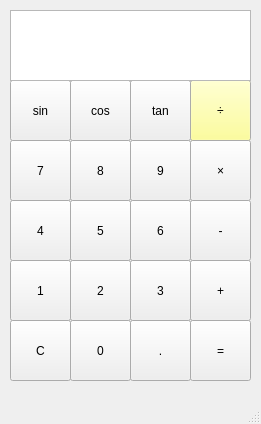
Before: the Qt Designer form form.ui in MaryamBoneh/CALCULATOR, drawn with Qt 5.
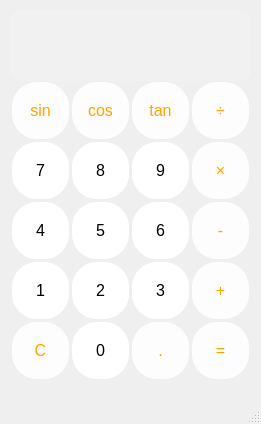
After: the same form once the commit is applied.

The edit to the form file:
```diff
--- a/form.ui
+++ b/form.ui
@@ -26,6 +26,9 @@
     <property name="cursor">
      <cursorShape>PointingHandCursor</cursorShape>
     </property>
+    <property name="styleSheet">
+     <string notr="true">border-radius: 25px ; font-size : 16px ; margin: 2px ; background-color: white</string>
+    </property>
     <property name="text">
      <string>1</string>
     </property>
@@ -42,6 +45,9 @@
     <property name="cursor">
      <cursorShape>PointingHandCursor</cursorShape>
     </property>
+    <property name="styleSheet">
+     <string notr="true">border-radius: 25px ; font-size : 16px ; margin: 2px ; background-color: white</string>
+    </property>
     <property name="text">
      <string>2</string>
     </property>
@@ -58,6 +64,9 @@
     <property name="cursor">
      <cursorShape>PointingHandCursor</cursorShape>
     </property>
+    <property name="styleSheet">
+     <string notr="true">border-radius: 25px ; font-size : 16px ; margin: 2px ; background-color: white</string>
+    </property>
     <property name="text">
      <string>3</string>
     </property>
@@ -74,6 +83,9 @@
     <property name="cursor">
      <cursorShape>PointingHandCursor</cursorShape>
     </property>
+    <property name="styleSheet">
+     <string notr="true">border-radius: 25px ; font-size : 16px ; margin: 2px ; background-color: white</string>
+    </property>
     <property name="text">
      <string>4</string>
     </property>
@@ -90,6 +102,9 @@
     <property name="cursor">
      <cursorShape>PointingHandCursor</cursorShape>
     </property>
+    <property name="styleSheet">
+     <string notr="true">border-radius: 25px ; font-size : 16px ; margin: 2px ; background-color: white</string>
+    </property>
     <property name="text">
      <string>5</string>
     </property>
@@ -106,6 +121,9 @@
     <property name="cursor">
      <cursorShape>PointingHandCursor</cursorShape>
     </property>
+    <property name="styleSheet">
+     <string notr="true">border-radius: 25px ; font-size : 16px ; margin: 2px ; background-color: white</string>
+    </property>
     <property name="text">
      <string>6</string>
     </property>
@@ -122,6 +140,9 @@
     <property name="cursor">
      <cursorShape>PointingHandCursor</cursorShape>
     </property>
+    <property name="styleSheet">
+     <string notr="true">border-radius: 25px ; font-size : 16px ; margin: 2px ; background-color: white</string>
+    </property>
     <property name="text">
      <string>7</string>
     </property>
@@ -138,6 +159,9 @@
     <property name="cursor">
      <cursorShape>PointingHandCursor</cursorShape>
     </property>
+    <property name="styleSheet">
+     <string notr="true">border-radius: 25px ; font-size : 16px ; margin: 2px ; background-color: white</string>
+    </property>
     <property name="text">
      <string>8</string>
     </property>
@@ -154,6 +178,9 @@
     <property name="cursor">
      <cursorShape>PointingHandCursor</cursorShape>
     </property>
+    <property name="styleSheet">
+     <string notr="true">border-radius: 25px ; font-size : 16px ; margin: 2px ; background-color: white</string>
+    </property>
     <property name="text">
      <string>9</string>
     </property>
@@ -167,6 +194,12 @@
       <height>61</height>
      </rect>
     </property>
+    <property name="cursor">
+     <cursorShape>PointingHandCursor</cursorShape>
+    </property>
+    <property name="styleSheet">
+     <string notr="true">border-radius: 25px ; font-size : 16px ; margin: 2px ; background-color: #fdfdfd ; color: orange ;</string>
+    </property>
     <property name="text">
      <string>+</string>
     </property>
@@ -180,6 +213,12 @@
       <height>61</height>
      </rect>
     </property>
+    <property name="cursor">
+     <cursorShape>PointingHandCursor</cursorShape>
+    </property>
+    <property name="styleSheet">
+     <string notr="true">border-radius: 25px ; font-size : 16px ; margin: 2px ; background-color: #fdfdfd ; color: orange ;</string>
+    </property>
     <property name="text">
      <string>-</string>
     </property>
@@ -193,6 +232,12 @@
       <height>61</height>
      </rect>
     </property>
+    <property name="cursor">
+     <cursorShape>PointingHandCursor</cursorShape>
+    </property>
+    <property name="styleSheet">
+     <string notr="true">border-radius: 25px ; font-size : 16px ; margin: 2px ; background-color: #fdfdfd ; color: orange ;</string>
+    </property>
     <property name="text">
      <string>×</string>
     </property>
@@ -206,6 +251,12 @@
       <height>61</height>
      </rect>
     </property>
+    <property name="cursor">
+     <cursorShape>PointingHandCursor</cursorShape>
+    </property>
+    <property name="styleSheet">
+     <string notr="true">border-radius: 25px ; font-size : 16px ; margin: 2px ; background-color: #fdfdfd ; color: orange ;</string>
+    </property>
     <property name="text">
      <string>C</string>
     </property>
@@ -219,6 +270,9 @@
       <height>61</height>
      </rect>
     </property>
+    <property name="styleSheet">
+     <string notr="true">border-radius: 25px ; font-size : 16px ; margin: 2px ; background-color: white</string>
+    </property>
     <property name="text">
      <string>0</string>
     </property>
@@ -235,6 +289,12 @@
       <height>61</height>
      </rect>
     </property>
+    <property name="cursor">
+     <cursorShape>PointingHandCursor</cursorShape>
+    </property>
+    <property name="styleSheet">
+     <string notr="true">border-radius: 25px ; font-size : 16px ; margin: 2px ; background-color: #fdfdfd ; color: orange ;</string>
+    </property>
     <property name="text">
      <string>.</string>
     </property>
@@ -248,6 +308,12 @@
       <height>61</height>
      </rect>
     </property>
+    <property name="cursor">
+     <cursorShape>PointingHandCursor</cursorShape>
+    </property>
+    <property name="styleSheet">
+     <string notr="true">border-radius: 25px ; font-size : 16px ; margin: 2px ; background-color: #fdfdfd ; color: orange ;</string>
+    </property>
     <property name="text">
      <string>=</string>
     </property>
@@ -261,6 +327,12 @@
       <height>61</height>
      </rect>
     </property>
+    <property name="cursor">
+     <cursorShape>PointingHandCursor</cursorShape>
+    </property>
+    <property name="styleSheet">
+     <string notr="true">border-radius: 25px ; font-size : 16px ; margin: 2px ; background-color: #fdfdfd ; color: orange ;</string>
+    </property>
     <property name="text">
      <string>cos</string>
     </property>
@@ -274,6 +346,12 @@
       <height>61</height>
      </rect>
     </property>
+    <property name="cursor">
+     <cursorShape>PointingHandCursor</cursorShape>
+    </property>
+    <property name="styleSheet">
+     <string notr="true">border-radius: 25px ; font-size : 16px ; margin: 2px ; background-color: #fdfdfd ; color: orange ;</string>
+    </property>
     <property name="text">
      <string>sin</string>
     </property>
@@ -290,40 +368,208 @@
     <property name="palette">
      <palette>
       <active>
+       <colorrole role="WindowText">
+        <brush brushstyle="SolidPattern">
+         <color alpha="255">
+          <red>255</red>
+          <green>165</green>
+          <blue>0</blue>
+         </color>
+        </brush>
+       </colorrole>
        <colorrole role="Button">
         <brush brushstyle="SolidPattern">
          <color alpha="255">
+          <red>253</red>
+          <green>253</green>
+          <blue>253</blue>
+         </color>
+        </brush>
+       </colorrole>
+       <colorrole role="Text">
+        <brush brushstyle="SolidPattern">
+         <color alpha="255">
           <red>255</red>
-          <green>255</green>
-          <blue>127</blue>
+          <green>165</green>
+          <blue>0</blue>
+         </color>
+        </brush>
+       </colorrole>
+       <colorrole role="ButtonText">
+        <brush brushstyle="SolidPattern">
+         <color alpha="255">
+          <red>255</red>
+          <green>165</green>
+          <blue>0</blue>
+         </color>
+        </brush>
+       </colorrole>
+       <colorrole role="Base">
+        <brush brushstyle="SolidPattern">
+         <color alpha="255">
+          <red>253</red>
+          <green>253</green>
+          <blue>253</blue>
+         </color>
+        </brush>
+       </colorrole>
+       <colorrole role="Window">
+        <brush brushstyle="SolidPattern">
+         <color alpha="255">
+          <red>253</red>
+          <green>253</green>
+          <blue>253</blue>
+         </color>
+        </brush>
+       </colorrole>
+       <colorrole role="PlaceholderText">
+        <brush brushstyle="NoBrush">
+         <color alpha="128">
+          <red>255</red>
+          <green>165</green>
+          <blue>0</blue>
          </color>
         </brush>
        </colorrole>
       </active>
       <inactive>
+       <colorrole role="WindowText">
+        <brush brushstyle="SolidPattern">
+         <color alpha="255">
+          <red>255</red>
+          <green>165</green>
+          <blue>0</blue>
+         </color>
+        </brush>
+       </colorrole>
        <colorrole role="Button">
         <brush brushstyle="SolidPattern">
          <color alpha="255">
+          <red>253</red>
+          <green>253</green>
+          <blue>253</blue>
+         </color>
+        </brush>
+       </colorrole>
+       <colorrole role="Text">
+        <brush brushstyle="SolidPattern">
+         <color alpha="255">
           <red>255</red>
-          <green>255</green>
-          <blue>127</blue>
+          <green>165</green>
+          <blue>0</blue>
+         </color>
+        </brush>
+       </colorrole>
+       <colorrole role="ButtonText">
+        <brush brushstyle="SolidPattern">
+         <color alpha="255">
+          <red>255</red>
+          <green>165</green>
+          <blue>0</blue>
+         </color>
+        </brush>
+       </colorrole>
+       <colorrole role="Base">
+        <brush brushstyle="SolidPattern">
+         <color alpha="255">
+          <red>253</red>
+          <green>253</green>
+          <blue>253</blue>
+         </color>
+        </brush>
+       </colorrole>
+       <colorrole role="Window">
+        <brush brushstyle="SolidPattern">
+         <color alpha="255">
+          <red>253</red>
+          <green>253</green>
+          <blue>253</blue>
+         </color>
+        </brush>
+       </colorrole>
+       <colorrole role="PlaceholderText">
+        <brush brushstyle="NoBrush">
+         <color alpha="128">
+          <red>255</red>
+          <green>165</green>
+          <blue>0</blue>
          </color>
         </brush>
        </colorrole>
       </inactive>
       <disabled>
+       <colorrole role="WindowText">
+        <brush brushstyle="SolidPattern">
+         <color alpha="255">
+          <red>255</red>
+          <green>165</green>
+          <blue>0</blue>
+         </color>
+        </brush>
+       </colorrole>
        <colorrole role="Button">
         <brush brushstyle="SolidPattern">
          <color alpha="255">
+          <red>253</red>
+          <green>253</green>
+          <blue>253</blue>
+         </color>
+        </brush>
+       </colorrole>
+       <colorrole role="Text">
+        <brush brushstyle="SolidPattern">
+         <color alpha="255">
           <red>255</red>
-          <green>255</green>
-          <blue>127</blue>
+          <green>165</green>
+          <blue>0</blue>
+         </color>
+        </brush>
+       </colorrole>
+       <colorrole role="ButtonText">
+        <brush brushstyle="SolidPattern">
+         <color alpha="255">
+          <red>255</red>
+          <green>165</green>
+          <blue>0</blue>
+         </color>
+        </brush>
+       </colorrole>
+       <colorrole role="Base">
+        <brush brushstyle="SolidPattern">
+         <color alpha="255">
+          <red>253</red>
+          <green>253</green>
+          <blue>253</blue>
+         </color>
+        </brush>
+       </colorrole>
+       <colorrole role="Window">
+        <brush brushstyle="SolidPattern">
+         <color alpha="255">
+          <red>253</red>
+          <green>253</green>
+          <blue>253</blue>
+         </color>
+        </brush>
+       </colorrole>
+       <colorrole role="PlaceholderText">
+        <brush brushstyle="NoBrush">
+         <color alpha="128">
+          <red>255</red>
+          <green>165</green>
+          <blue>0</blue>
          </color>
         </brush>
        </colorrole>
       </disabled>
      </palette>
     </property>
+    <property name="cursor">
+     <cursorShape>PointingHandCursor</cursorShape>
+    </property>
+    <property name="styleSheet">
+     <string notr="true">border-radius: 25px ; font-size : 16px ; margin: 2px ; background-color: #fdfdfd ; color: orange ;</string>
+    </property>
     <property name="text">
      <string>&#247;</string>
     </property>
@@ -337,6 +583,12 @@
       <height>61</height>
      </rect>
     </property>
+    <property name="cursor">
+     <cursorShape>PointingHandCursor</cursorShape>
+    </property>
+    <property name="styleSheet">
+     <string notr="true">border-radius: 25px ; font-size : 16px ; margin: 2px ; background-color: #fdfdfd ; color: orange ;</string>
+    </property>
     <property name="text">
      <string>tan</string>
     </property>
@@ -350,6 +602,9 @@
       <height>71</height>
      </rect>
     </property>
+    <property name="styleSheet">
+     <string notr="true">background-color: #f1f1f1 ; border: 0px ; border-radius: 10px ;font-size : 18px ; padding: 15px</string>
+    </property>
    </widget>
   </widget>
   <widget class="QMenuBar" name="menubar">
```
Left out of the diff: 2 changed lines with no effect on the pictures.
